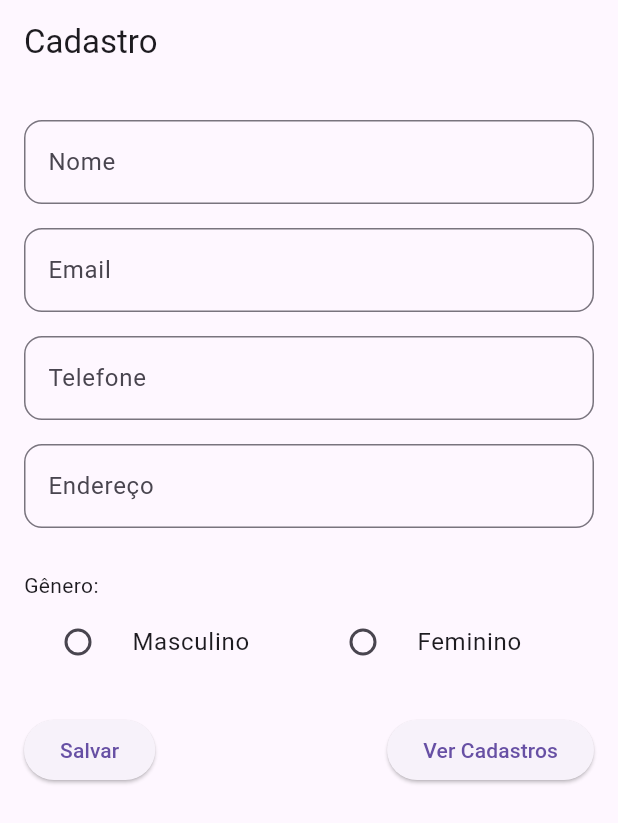
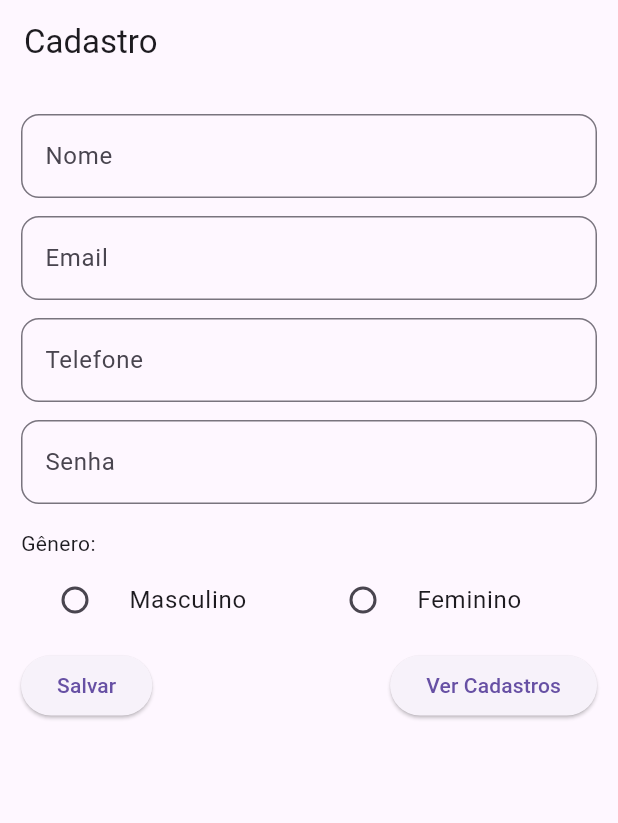
Before and after one commit to VivianneChristi/Mobile-Samuel, a Flutter app: the screen it shows after launch, on a phone screen of 412 x 824 dp. Shown: the top 823 px of the screen. Run offline on Flutter 3.47's test engine with Material 3 defaults, Android fonts, the phone set to English and light mode, and no system bars.

Commit message:
Senha update

```diff
--- a/app_002/lib/view/cadastro.dart
+++ b/app_002/lib/view/cadastro.dart
@@ -13,7 +13,7 @@ class _CadastroPageState extends State<CadastroPage> {
   final _nomeController = TextEditingController();
   final _emailController = TextEditingController();
   final _telefoneController = TextEditingController();
-  final _enderecoController = TextEditingController();
+  final _senhaController = TextEditingController();
 
   String? _generoSelecionado;
   final ValueNotifier<List<Map<String, String?>>> _cadastrosNotifier =
@@ -32,12 +32,12 @@ class _CadastroPageState extends State<CadastroPage> {
         title: const Text('Cadastro'),
       ),
       body: Padding(
-        padding: const EdgeInsets.all(16.0),
+        padding: const EdgeInsets.all(14.0),
         child: Column(
           crossAxisAlignment: CrossAxisAlignment.start,
           children: [
             Padding(
-              padding: const EdgeInsets.symmetric(vertical: 8.0),
+              padding: const EdgeInsets.symmetric(vertical: 6.0),
               child: TextFormField(
                 controller: _nomeController,
                 decoration: InputDecoration(
@@ -49,7 +49,7 @@ class _CadastroPageState extends State<CadastroPage> {
               ),
             ),
             Padding(
-              padding: const EdgeInsets.symmetric(vertical: 8.0),
+              padding: const EdgeInsets.symmetric(vertical: 6.0),
               child: TextFormField(
                 controller: _emailController,
                 decoration: InputDecoration(
@@ -62,7 +62,7 @@ class _CadastroPageState extends State<CadastroPage> {
               ),
             ),
             Padding(
-              padding: const EdgeInsets.symmetric(vertical: 8.0),
+              padding: const EdgeInsets.symmetric(vertical: 6.0),
               child: TextFormField(
                 controller: _telefoneController,
                 decoration: InputDecoration(
@@ -75,18 +75,19 @@ class _CadastroPageState extends State<CadastroPage> {
               ),
             ),
             Padding(
-              padding: const EdgeInsets.symmetric(vertical: 8.0),
+              padding: const EdgeInsets.symmetric(vertical: 6.0),
               child: TextFormField(
-                controller: _enderecoController,
+                controller: _senhaController, // Campo de senha
                 decoration: InputDecoration(
-                  labelText: 'Endereço',
+                  labelText: 'Senha',
                   border: OutlineInputBorder(
                     borderRadius: BorderRadius.circular(12.0),
                   ),
                 ),
+                obscureText: true, // Oculta o texto
               ),
             ),
-            const SizedBox(height: 20),
+            const SizedBox(height: 10),
             const Text('Gênero:'),
             Row(
               children: [
@@ -116,7 +117,7 @@ class _CadastroPageState extends State<CadastroPage> {
                 ),
               ],
             ),
-            const SizedBox(height: 20),
+            const SizedBox(height: 5),
             Row(
               mainAxisAlignment: MainAxisAlignment.spaceBetween,
               children: [
@@ -125,20 +126,20 @@ class _CadastroPageState extends State<CadastroPage> {
                     if (_nomeController.text.isNotEmpty &&
                         _emailController.text.isNotEmpty &&
                         _telefoneController.text.isNotEmpty &&
-                        _enderecoController.text.isNotEmpty &&
+                        _senhaController.text.isNotEmpty && // Valida a senha
                         _generoSelecionado != null) {
                       setState(() {
                         _cadastrosNotifier.value.add({
                           'nome': _nomeController.text,
                           'email': _emailController.text,
                           'telefone': _telefoneController.text,
-                          'endereco': _enderecoController.text,
+                          'senha': _senhaController.text, // Armazena a senha
                           'genero': _generoSelecionado,
                         });
                         _nomeController.clear();
                         _emailController.clear();
                         _telefoneController.clear();
-                        _enderecoController.clear();
+                        _senhaController.clear(); // Limpa o campo senha
                         _generoSelecionado = null;
                       });
                     } else {
@@ -208,11 +209,11 @@ class CadastrosPage extends StatelessWidget {
                     children: [
                       Text('Email: ${cadastro['email'] ?? ''}'),
                       Text('Telefone: ${cadastro['telefone'] ?? ''}'),
-                      Text('Endereço: ${cadastro['endereco'] ?? ''}'),
+                      Text('Senha: ${cadastro['senha'] ?? ''}'),
                     ],
                   ),
                   trailing: IconButton(
-                    icon: const Icon(Icons.delete, color: Colors.red),
+                    icon: const Icon(Icons.delete, color: Colors.blueGrey),
                     onPressed: () {
                       // Confirma a exclusão
                       showDialog(
```
